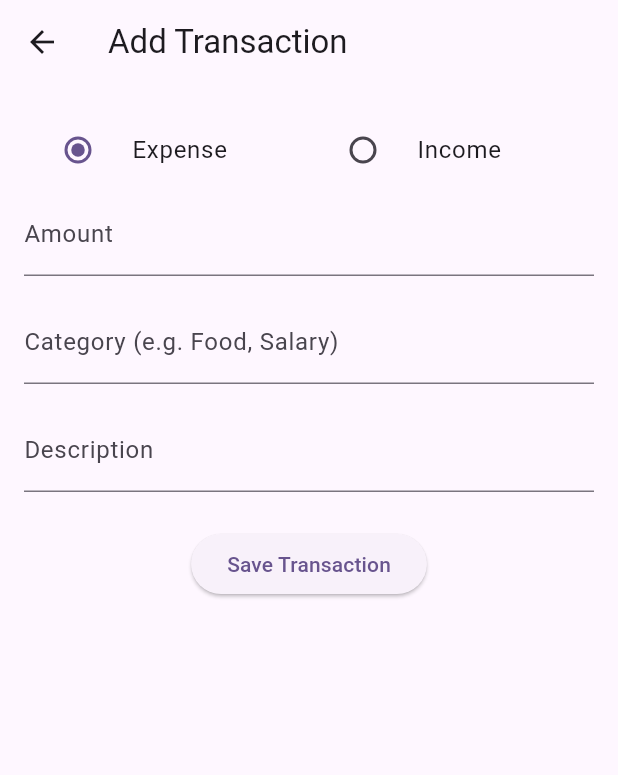
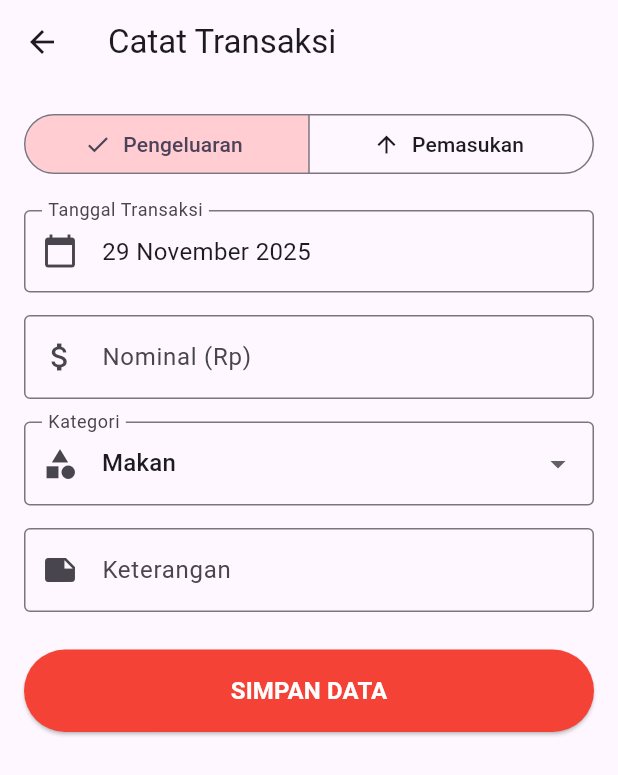
Before and after one commit to Wirandy/WMP-final-project, a Flutter app: the AddTransactionScreen screen opened directly, on a phone screen of 412 x 824 dp. Shown: the top 775 px of the screen. Run offline on Flutter 3.47's test engine with Material 3 defaults, Android fonts, the phone set to English and light mode, and no system bars; our stand-ins replace cloud_firestore, firebase_auth, firebase_core; accounts and stored records are empty.

Commit message:
Menambahkan fitur input transaksi, update UI tema, dan logo aplikasi

```diff
--- a/lib/screens/add_transaction_screen.dart
+++ b/lib/screens/add_transaction_screen.dart
@@ -1,8 +1,7 @@
 import 'package:flutter/material.dart';
-import 'package:provider/provider.dart';
-import '../services/firestore_service.dart';
-import '../services/auth_service.dart';
-import '../models/transaction_model.dart';
+import 'package:cloud_firestore/cloud_firestore.dart';
+import 'package:firebase_auth/firebase_auth.dart';
+import 'package:intl/intl.dart'; // Pastikan ini ada (biasanya sudah dipasang Angel)
 
 class AddTransactionScreen extends StatefulWidget {
   const AddTransactionScreen({super.key});
@@ -12,109 +11,160 @@ class AddTransactionScreen extends StatefulWidget {
 }
 
 class _AddTransactionScreenState extends State<AddTransactionScreen> {
-  final _formKey = GlobalKey<FormState>();
-  final _amountController = TextEditingController();
-  final _categoryController = TextEditingController();
-  final _descriptionController = TextEditingController();
+  final TextEditingController _amountController = TextEditingController();
+  final TextEditingController _descController = TextEditingController();
+
+  String _selectedCategory = 'Makan';
   String _type = 'expense';
-  bool _isLoading = false;
+  DateTime _selectedDate = DateTime.now(); // Default hari ini
 
-  @override
-  void dispose() {
-    _amountController.dispose();
-    _categoryController.dispose();
-    _descriptionController.dispose();
-    super.dispose();
+  // Fungsi Memunculkan Kalender
+  Future<void> _pickDate() async {
+    final DateTime? picked = await showDatePicker(
+      context: context,
+      initialDate: _selectedDate,
+      firstDate: DateTime(2020), // Bisa pilih tanggal mundur sampai tahun 2020
+      lastDate: DateTime.now(), // Tidak bisa pilih tanggal masa depan
+    );
+    if (picked != null && picked != _selectedDate) {
+      setState(() {
+        _selectedDate = picked;
+      });
+    }
   }
 
   Future<void> _saveTransaction() async {
-    if (_formKey.currentState!.validate()) {
-      setState(() => _isLoading = true);
-      try {
-        final user = context.read<AuthService>().currentUser;
-        if (user == null) return;
+    if (_amountController.text.isEmpty) {
+      ScaffoldMessenger.of(context).showSnackBar(
+          const SnackBar(content: Text('Harap isi nominal!'))
+      );
+      return;
+    }
 
-        final transaction = TransactionModel(
-          id: '', // Will be auto-generated or ignored by set() if we use doc()
-          userId: user.uid,
-          amount: double.parse(_amountController.text),
-          type: _type,
-          category: _categoryController.text.trim(),
-          date: DateTime.now(),
-          description: _descriptionController.text.trim(),
-          isShared: true, // Default to shared for this app logic
-        );
+    final user = FirebaseAuth.instance.currentUser;
+    if (user == null) return;
 
-        await context.read<FirestoreService>().addTransaction(transaction);
-        if (mounted) Navigator.pop(context);
-      } catch (e) {
-        ScaffoldMessenger.of(context).showSnackBar(
-          SnackBar(content: Text('Error: $e')),
-        );
-      } finally {
-        if (mounted) setState(() => _isLoading = false);
+    CollectionReference transactions = FirebaseFirestore.instance.collection('transactions');
+
+    try {
+      await transactions.add({
+        'userId': user.uid,
+        'amount': int.parse(_amountController.text),
+        'category': _selectedCategory,
+        'description': _descController.text,
+        'type': _type,
+        'date': _selectedDate, // <-- PENTING: Pakai tanggal yang dipilih user
+        'isShared': false,
+      });
+
+      if (mounted) {
+        ScaffoldMessenger.of(context).showSnackBar(const SnackBar(content: Text('Data Berhasil Disimpan')));
+        Navigator.pop(context);
       }
+    } catch (error) {
+      ScaffoldMessenger.of(context).showSnackBar(SnackBar(content: Text('Gagal: $error')));
     }
   }
 
   @override
   Widget build(BuildContext context) {
     return Scaffold(
-      appBar: AppBar(title: const Text('Add Transaction')),
+      appBar: AppBar(title: const Text("Catat Transaksi")),
       body: Padding(
         padding: const EdgeInsets.all(16.0),
-        child: Form(
-          key: _formKey,
+        child: SingleChildScrollView(
           child: Column(
+            crossAxisAlignment: CrossAxisAlignment.stretch,
             children: [
-              Row(
-                children: [
-                  Expanded(
-                    child: RadioListTile<String>(
-                      title: const Text('Expense'),
-                      value: 'expense',
-                      groupValue: _type,
-                      onChanged: (value) => setState(() => _type = value!),
-                    ),
+              // 1. Pilihan Tipe (Expense/Income)
+              SegmentedButton<String>(
+                segments: const [
+                  ButtonSegment(value: 'expense', label: Text('Pengeluaran'), icon: Icon(Icons.arrow_downward)),
+                  ButtonSegment(value: 'income', label: Text('Pemasukan'), icon: Icon(Icons.arrow_upward)),
+                ],
+                selected: {_type},
+                onSelectionChanged: (Set<String> newSelection) {
+                  setState(() {
+                    _type = newSelection.first;
+                  });
+                },
+                style: ButtonStyle(
+                  backgroundColor: MaterialStateProperty.resolveWith((states) {
+                    if (states.contains(MaterialState.selected)) {
+                      return _type == 'expense' ? Colors.red.shade100 : Colors.green.shade100;
+                    }
+                    return null;
+                  }),
+                ),
+              ),
+
+              const SizedBox(height: 20),
+
+              // 2. Input Tanggal (Desain Baru)
+              InkWell(
+                onTap: _pickDate,
+                child: InputDecorator(
+                  decoration: const InputDecoration(
+                    labelText: 'Tanggal Transaksi',
+                    border: OutlineInputBorder(),
+                    prefixIcon: Icon(Icons.calendar_today),
                   ),
-                  Expanded(
-                    child: RadioListTile<String>(
-                      title: const Text('Income'),
-                      value: 'income',
-                      groupValue: _type,
-                      onChanged: (value) => setState(() => _type = value!),
-                    ),
+                  child: Text(
+                    DateFormat('dd MMMM yyyy').format(_selectedDate), // Format cantik
+                    style: const TextStyle(fontSize: 16),
                   ),
-                ],
+                ),
               ),
-              TextFormField(
+
+              const SizedBox(height: 15),
+
+              // 3. Input Nominal
+              TextField(
                 controller: _amountController,
-                decoration: const InputDecoration(labelText: 'Amount'),
                 keyboardType: TextInputType.number,
-                validator: (value) {
-                  if (value == null || value.isEmpty) return 'Enter amount';
-                  if (double.tryParse(value) == null) return 'Invalid number';
-                  return null;
-                },
+                decoration: const InputDecoration(
+                  labelText: "Nominal (Rp)",
+                  border: OutlineInputBorder(),
+                  prefixIcon: Icon(Icons.attach_money),
+                ),
               ),
-              const SizedBox(height: 16),
-              TextFormField(
-                controller: _categoryController,
-                decoration: const InputDecoration(labelText: 'Category (e.g. Food, Salary)'),
-                validator: (value) => value!.isEmpty ? 'Enter category' : null,
+              const SizedBox(height: 15),
+
+              // 4. Pilihan Kategori
+              DropdownButtonFormField<String>(
+                value: _selectedCategory,
+                decoration: const InputDecoration(
+                  labelText: "Kategori",
+                  border: OutlineInputBorder(),
+                  prefixIcon: Icon(Icons.category),
+                ),
+                items: ['Makan', 'Transport', 'Belanja', 'Tagihan', 'Gaji', 'Lainnya']
+                    .map((e) => DropdownMenuItem(value: e, child: Text(e))).toList(),
+                onChanged: (v) => setState(() => _selectedCategory = v!),
               ),
-              const SizedBox(height: 16),
-              TextFormField(
-                controller: _descriptionController,
-                decoration: const InputDecoration(labelText: 'Description'),
+              const SizedBox(height: 15),
+
+              // 5. Input Keterangan
+              TextField(
+                controller: _descController,
+                decoration: const InputDecoration(
+                  labelText: "Keterangan",
+                  border: OutlineInputBorder(),
+                  prefixIcon: Icon(Icons.note),
+                ),
               ),
-              const SizedBox(height: 24),
-              _isLoading
-                  ? const CircularProgressIndicator()
-                  : ElevatedButton(
-                      onPressed: _saveTransaction,
-                      child: const Text('Save Transaction'),
-                    ),
+              const SizedBox(height: 25),
+
+              // 6. Tombol Simpan
+              ElevatedButton(
+                onPressed: _saveTransaction,
+                style: ElevatedButton.styleFrom(
+                  padding: const EdgeInsets.symmetric(vertical: 16),
+                  backgroundColor: _type == 'expense' ? Colors.red : Colors.green,
+                  foregroundColor: Colors.white,
+                ),
+                child: const Text("SIMPAN DATA", style: TextStyle(fontSize: 16, fontWeight: FontWeight.bold)),
+              )
             ],
           ),
         ),
```
Also changed, not shown: pubspec.yaml (+10 -0 lines), assets/images/app_icon.png (added), pubspec.lock, 29 other files.
